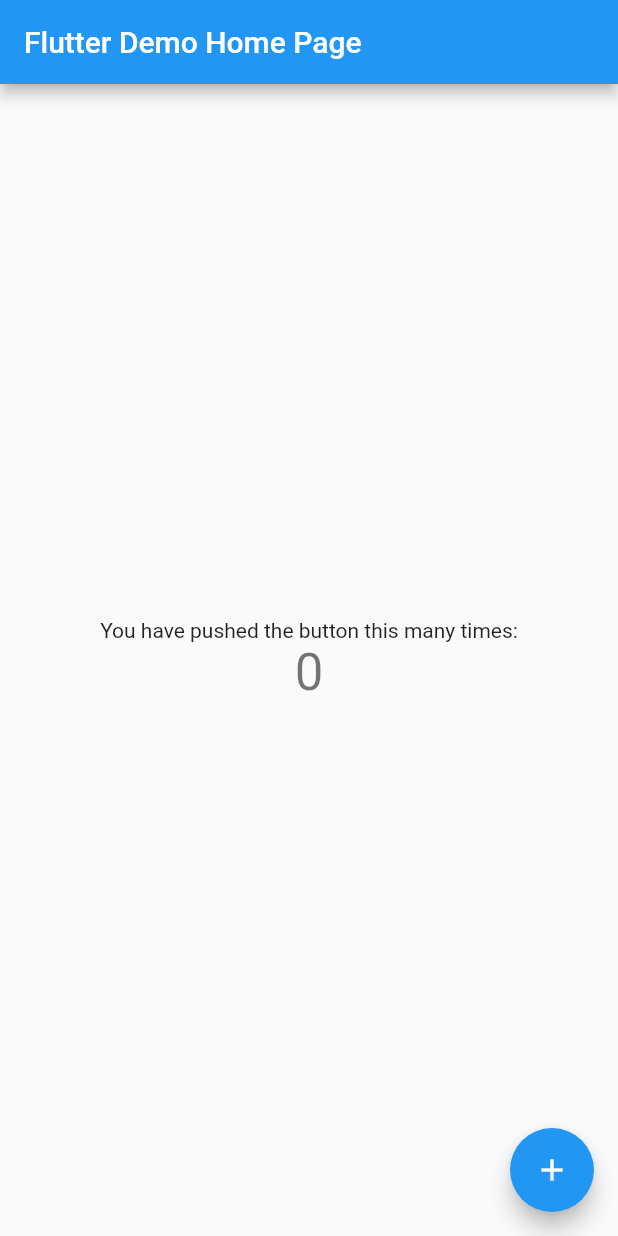
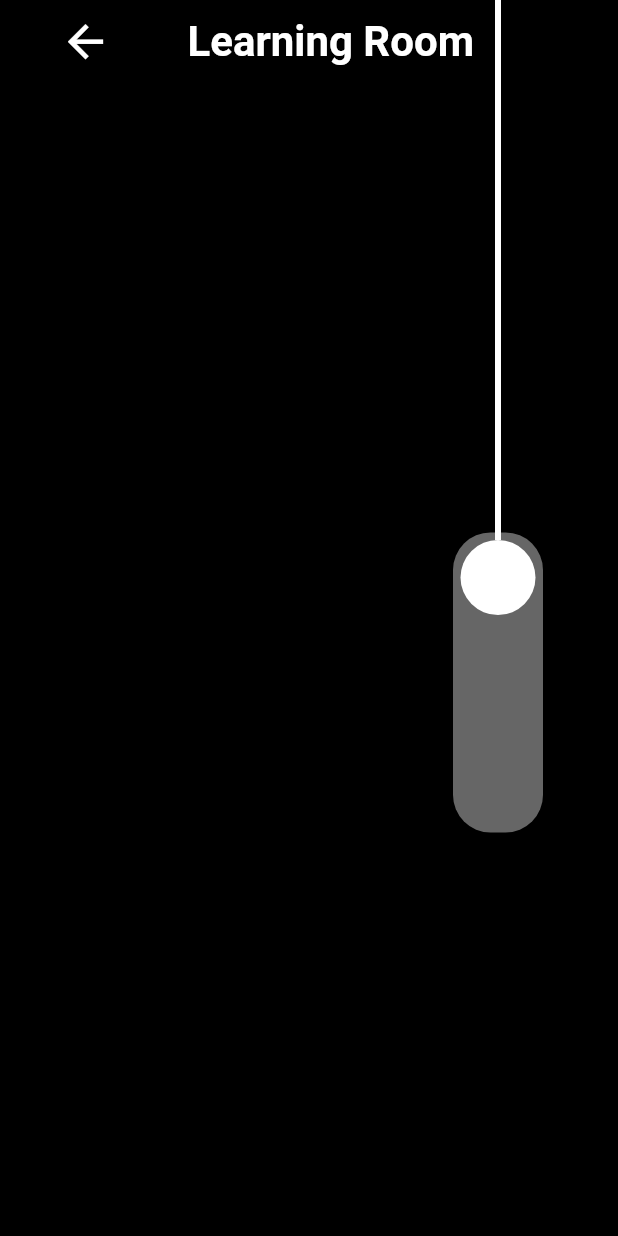
Before and after one commit to SmitModi91/FLUTTER_SWITCH_ON_OFF_UI, a Flutter app: the screen it shows after launch, on a phone screen of 412 x 824 dp. Run offline on Flutter 3.47's test engine with Material 2 defaults, Android fonts, the phone set to English and light mode, and no system bars.

Commit message:
Update With Hall Switch Demo

```diff
--- a/switch_ui_on_off/lib/main.dart
+++ b/switch_ui_on_off/lib/main.dart
@@ -11,105 +11,151 @@
   @override
   Widget build(BuildContext context) {
     return MaterialApp(
-      title: 'Flutter Demo',
-      theme: ThemeData(
-        // This is the theme of your application.
-        //
-        // Try running your application with "flutter run". You'll see the
-        // application has a blue toolbar. Then, without quitting the app, try
-        // changing the primarySwatch below to Colors.green and then invoke
-        // "hot reload" (press "r" in the console where you ran "flutter run",
-        // or simply save your changes to "hot reload" in a Flutter IDE).
-        // Notice that the counter didn't reset back to zero; the application
-        // is not restarted.
-        primarySwatch: Colors.blue,
+        title: 'Flutter Switch Demo',
+        debugShowCheckedModeBanner: false,
+        theme: ThemeData(
+          primarySwatch: Colors.blue,
+        ),
+        home: const HallSwitch());
+  }
+}
+
+class HallSwitch extends StatefulWidget {
+  const HallSwitch({Key? key}) : super(key: key);
+
+  @override
+  State<HallSwitch> createState() => _LightSwitchState();
+}
+
+class _LightSwitchState extends State<HallSwitch> {
+  double containerHeight = 0;
+  double stickHeight = 360;
+
+  @override
+  Widget build(BuildContext context) {
+    final size = MediaQuery.of(context).size;
+    return Scaffold(
+      backgroundColor: Colors.black,
+      body: Stack(
+        children: [
+          Align(
+            alignment: Alignment.bottomCenter,
+            child: ClipPath(
+              clipper: LightClipper(size.height),
+              child: AnimatedContainer(
+                curve: Curves.bounceOut,
+                duration: const Duration(milliseconds: 200),
+                color: bgColor,
+                height: containerHeight,
+              ),
+            ),
+          ),
+          Positioned(
+            top: 355,
+            right: 50,
+            child: Container(
+              padding: const EdgeInsets.all(5),
+              height: 200,
+              width: 60,
+              decoration: BoxDecoration(
+                  color: Colors.white.withOpacity(0.4),
+                  borderRadius: BorderRadius.circular(25)),
+            ),
+          ),
+          Positioned(
+            top: 0,
+            right: 55,
+            child: Column(
+              children: [
+                AnimatedContainer(
+                  duration: const Duration(milliseconds: 200),
+                  curve: Curves.bounceOut,
+                  width: 4,
+                  height: stickHeight,
+                  color: Colors.white,
+                ),
+                GestureDetector(
+                  onVerticalDragUpdate: (details) {
+                    //print(details.delta.dy);
+                    setState(() {
+                      stickHeight += details.delta.dy;
+                    });
+                  },
+                  onVerticalDragEnd: (details) {
+                    //print('end');
+                    if (stickHeight <= 400) {
+                      setState(() {
+                        containerHeight = 0;
+                        stickHeight = 360;
+                      });
+                    } else {
+                      setState(() {
+                        containerHeight = size.height;
+                        stickHeight = 500;
+                      });
+                    }
+                  },
+                  child: const CircleAvatar(
+                    radius: 25,
+                    backgroundColor: Colors.white,
+                  ),
+                )
+              ],
+            ),
+          ),
+          Positioned(
+            top: 0,
+            left: 29,
+            right: 0,
+            child: AppBar(
+              elevation: 0,
+              centerTitle: true,
+              backgroundColor: Colors.transparent,
+              leading: Icon(
+                Icons.arrow_back,
+                size: 35,
+                color: containerHeight == 0 ? Colors.white : Colors.black,
+              ),
+              title: Text(
+                'Learning Room',
+                style: TextStyle(
+                    fontSize: 28,
+                    color: containerHeight == 0 ? Colors.white : Colors.black,
+                    fontWeight: FontWeight.w600),
+              ),
+            ),
+          )
+        ],
       ),
-      home: const MyHomePage(title: 'Flutter Demo Home Page'),
     );
   }
 }
 
-class MyHomePage extends StatefulWidget {
-  const MyHomePage({super.key, required this.title});
-
-  // This widget is the home page of your application. It is stateful, meaning
-  // that it has a State object (defined below) that contains fields that affect
-  // how it looks.
-
-  // This class is the configuration for the state. It holds the values (in this
-  // case the title) provided by the parent (in this case the App widget) and
-  // used by the build method of the State. Fields in a Widget subclass are
-  // always marked "final".
-
-  final String title;
+class LightClipper extends CustomClipper<Path> {
+  final double screenHeight;
+  LightClipper(this.screenHeight);
 
   @override
-  State<MyHomePage> createState() => _MyHomePageState();
-}
+  Path getClip(Size size) {
+    final height = size.height;
+    final width = size.width;
 
-class _MyHomePageState extends State<MyHomePage> {
-  int _counter = 0;
+    double control = height >= screenHeight * 0.95 ? 0 : 40;
 
-  void _incrementCounter() {
-    setState(() {
-      // This call to setState tells the Flutter framework that something has
-      // changed in this State, which causes it to rerun the build method below
-      // so that the display can reflect the updated values. If we changed
-      // _counter without calling setState(), then the build method would not be
-      // called again, and so nothing would appear to happen.
-      _counter++;
-    });
+    final path = Path();
+
+    path.lineTo(0, control);
+    path.relativeQuadraticBezierTo(width / 2, -control, width, 0);
+    path.relativeLineTo(0, height - control);
+    path.lineTo(0, height);
+
+    return path;
   }
 
   @override
-  Widget build(BuildContext context) {
-    // This method is rerun every time setState is called, for instance as done
-    // by the _incrementCounter method above.
-    //
-    // The Flutter framework has been optimized to make rerunning build methods
-    // fast, so that you can just rebuild anything that needs updating rather
-    // than having to individually change instances of widgets.
-    return Scaffold(
-      appBar: AppBar(
-        // Here we take the value from the MyHomePage object that was created by
-        // the App.build method, and use it to set our appbar title.
-        title: Text(widget.title),
-      ),
-      body: Center(
-        // Center is a layout widget. It takes a single child and positions it
-        // in the middle of the parent.
-        child: Column(
-          // Column is also a layout widget. It takes a list of children and
-          // arranges them vertically. By default, it sizes itself to fit its
-          // children horizontally, and tries to be as tall as its parent.
-          //
-          // Invoke "debug painting" (press "p" in the console, choose the
-          // "Toggle Debug Paint" action from the Flutter Inspector in Android
-          // Studio, or the "Toggle Debug Paint" command in Visual Studio Code)
-          // to see the wireframe for each widget.
-          //
-          // Column has various properties to control how it sizes itself and
-          // how it positions its children. Here we use mainAxisAlignment to
-          // center the children vertically; the main axis here is the vertical
-          // axis because Columns are vertical (the cross axis would be
-          // horizontal).
-          mainAxisAlignment: MainAxisAlignment.center,
-          children: <Widget>[
-            const Text(
-              'You have pushed the button this many times:',
-            ),
-            Text(
-              '$_counter',
-              style: Theme.of(context).textTheme.headlineMedium,
-            ),
-          ],
-        ),
-      ),
-      floatingActionButton: FloatingActionButton(
-        onPressed: _incrementCounter,
-        tooltip: 'Increment',
-        child: const Icon(Icons.add),
-      ), // This trailing comma makes auto-formatting nicer for build methods.
-    );
+  bool shouldReclip(covariant CustomClipper<Path> oldClipper) {
+    return false;
   }
 }
+
+Color bgColor = Color.fromARGB(255, 33, 128, 231);
```
